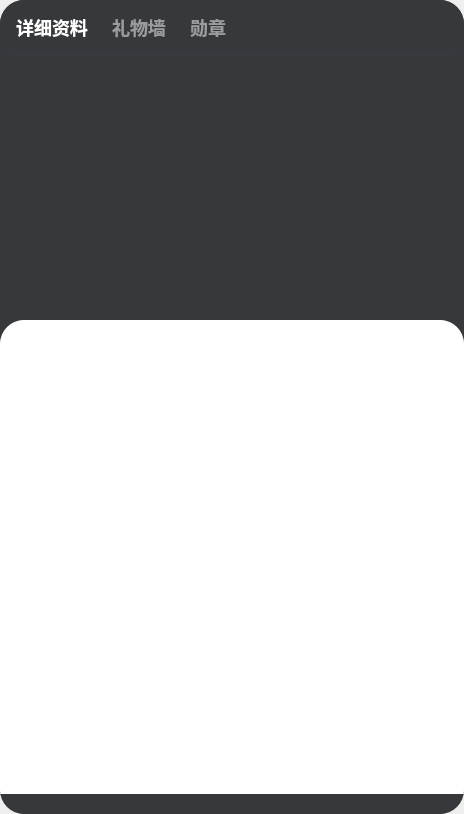
First picture: the form in UI/UserinfoPage.ui, repository zhaopan06/AudioTool, before the edit.
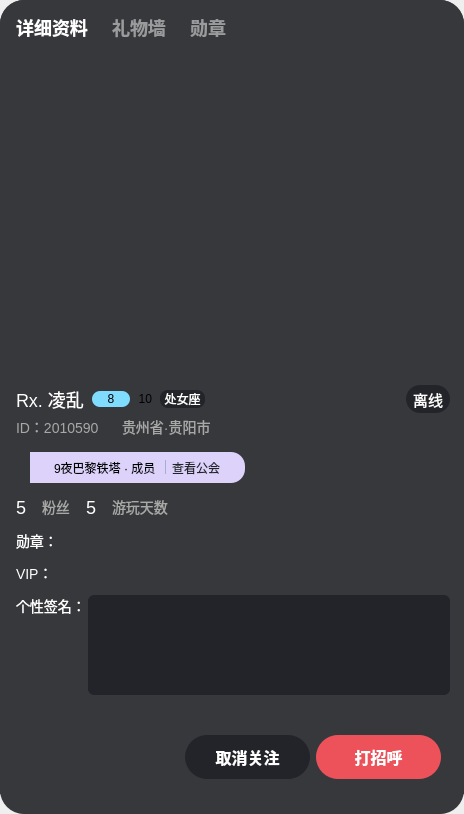
Second picture: the form after the edit. Icons and pictures are not drawn. Custom widgets are drawn as their Qt base class.

Diff of the .ui file:
```diff
--- a/UI/UserinfoPage.ui
+++ b/UI/UserinfoPage.ui
@@ -33,7 +33,8 @@
     <widget class="QWidget" name="widget" native="true">
      <property name="styleSheet">
       <string notr="true">background: #36383B;
-border-radius: 24px 24px 12px 12px;</string>
+border-radius: 24px 24px 12px 12px;
+</string>
      </property>
      <layout class="QVBoxLayout" name="verticalLayout_2">
       <property name="spacing">
@@ -66,12 +67,7 @@
          </size>
         </property>
         <property name="styleSheet">
-         <string notr="true">QWidget#widget_45{
-    border-bottom: 1px solid #383B43;
-
-    }
-
-QPushButton {
+         <string notr="true">QPushButton {
      border:none;
 
 font-family: &quot;微软雅黑&quot;;
@@ -164,6 +160,49 @@
            </property>
           </spacer>
          </item>
+         <item>
+          <widget class="QPushButton" name="closeBtn">
+           <property name="minimumSize">
+            <size>
+             <width>24</width>
+             <height>24</height>
+            </size>
+           </property>
+           <property name="maximumSize">
+            <size>
+             <width>24</width>
+             <height>24</height>
+            </size>
+           </property>
+           <property name="styleSheet">
+            <string notr="true">QPushButton{	
+border:none;
+}
+QPushButton::hover{
+border:none;
+background:#3E3E3E;
+}
+QPushButton::checked {
+border:none;
+}
+
+</string>
+           </property>
+           <property name="text">
+            <string/>
+           </property>
+           <property name="icon">
+            <iconset resource="../res.qrc">
+             <normaloff>:/images/login_close_n.png</normaloff>:/images/login_close_n.png</iconset>
+           </property>
+           <property name="iconSize">
+            <size>
+             <width>28</width>
+             <height>28</height>
+            </size>
+           </property>
+          </widget>
+         </item>
         </layout>
        </widget>
       </item>
@@ -179,8 +218,41 @@
             <height>288</height>
            </rect>
           </property>
+          <property name="minimumSize">
+           <size>
+            <width>464</width>
+            <height>288</height>
+           </size>
+          </property>
+          <layout class="QVBoxLayout" name="verticalLayout_7">
+           <property name="spacing">
+            <number>0</number>
+           </property>
+           <property name="leftMargin">
+            <number>0</number>
+           </property>
+           <property name="topMargin">
+            <number>0</number>
+           </property>
+           <property name="rightMargin">
+            <number>0</number>
+           </property>
+           <property name="bottomMargin">
+            <number>0</number>
+           </property>
+           <item>
+            <widget class="QLabel" name="big_image">
+             <property name="text">
+              <string/>
+             </property>
+             <property name="scaledContents">
+              <bool>true</bool>
+             </property>
+            </widget>
+           </item>
+          </layout>
          </widget>
-         <widget class="QLabel" name="label">
+         <widget class="CRoundLabel" name="image">
           <property name="geometry">
            <rect>
             <x>16</x>
@@ -189,17 +261,23 @@
             <height>100</height>
            </rect>
           </property>
+          <property name="styleSheet">
+           <string notr="true">background: transparent;</string>
+          </property>
           <property name="text">
            <string/>
           </property>
+          <property name="scaledContents">
+           <bool>true</bool>
+          </property>
          </widget>
          <widget class="QWidget" name="widget_3" native="true">
           <property name="geometry">
            <rect>
             <x>0</x>
             <y>264</y>
-            <width>464</width>
-            <height>494</height>
+            <width>466</width>
+            <height>507</height>
            </rect>
           </property>
           <property name="minimumSize">
@@ -209,12 +287,11 @@
            </size>
           </property>
           <property name="styleSheet">
-           <string notr="true">background: #ffffff;
-border-radius: 24px 24px 12px 12px;</string>
+           <string notr="true">border-radius: 24px 24px 12px 12px;</string>
           </property>
           <layout class="QVBoxLayout" name="verticalLayout_3">
            <property name="spacing">
-            <number>0</number>
+            <number>12</number>
            </property>
            <property name="leftMargin">
             <number>16</number>
@@ -242,6 +319,271 @@
                <height>55</height>
               </size>
              </property>
+             <layout class="QVBoxLayout" name="verticalLayout_4">
+              <property name="spacing">
+               <number>0</number>
+              </property>
+              <property name="leftMargin">
+               <number>0</number>
+              </property>
+              <property name="topMargin">
+               <number>0</number>
+              </property>
+              <property name="rightMargin">
+               <number>0</number>
+              </property>
+              <property name="bottomMargin">
+               <number>0</number>
+              </property>
+              <item>
+               <widget class="QWidget" name="widget_11" native="true">
+                <property name="minimumSize">
+                 <size>
+                  <width>0</width>
+                  <height>28</height>
+                 </size>
+                </property>
+                <property name="maximumSize">
+                 <size>
+                  <width>16777215</width>
+                  <height>28</height>
+                 </size>
+                </property>
+                <layout class="QHBoxLayout" name="horizontalLayout">
+                 <property name="spacing">
+                  <number>8</number>
+                 </property>
+                 <property name="leftMargin">
+                  <number>0</number>
+                 </property>
+                 <property name="topMargin">
+                  <number>0</number>
+                 </property>
+                 <property name="rightMargin">
+                  <number>0</number>
+                 </property>
+                 <property name="bottomMargin">
+                  <number>0</number>
+                 </property>
+                 <item>
+                  <widget class="QLabel" name="name">
+                   <property name="styleSheet">
+                    <string notr="true">font-size: 18px;
+color: #FFFFFF;</string>
+                   </property>
+                   <property name="text">
+                    <string>Rx. 凌乱</string>
+                   </property>
+                  </widget>
+                 </item>
+                 <item>
+                  <widget class="QPushButton" name="age">
+                   <property name="sizePolicy">
+                    <sizepolicy hsizetype="Minimum" vsizetype="Maximum">
+                     <horstretch>0</horstretch>
+                     <verstretch>0</verstretch>
+                    </sizepolicy>
+                   </property>
+                   <property name="minimumSize">
+                    <size>
+                     <width>38</width>
+                     <height>16</height>
+                    </size>
+                   </property>
+                   <property name="maximumSize">
+                    <size>
+                     <width>38</width>
+                     <height>16</height>
+                    </size>
+                   </property>
+                   <property name="styleSheet">
+                    <string notr="true">background: rgba(128, 220, 255, 1);
+border-radius: 8px;</string>
+                   </property>
+                   <property name="text">
+                    <string>8</string>
+                   </property>
+                   <property name="icon">
+                    <iconset resource="../res.qrc">
+                     <normaloff>:/images/live_people_man.png</normaloff>:/images/live_people_man.png</iconset>
+                   </property>
+                   <property name="iconSize">
+                    <size>
+                     <width>12</width>
+                     <height>13</height>
+                    </size>
+                   </property>
+                  </widget>
+                 </item>
+                 <item>
+                  <widget class="QLabel" name="userLevel">
+                   <property name="text">
+                    <string>10</string>
+                   </property>
+                   <property name="alignment">
+                    <set>Qt::AlignRight|Qt::AlignTrailing|Qt::AlignVCenter</set>
+                   </property>
+                  </widget>
+                 </item>
+                 <item>
+                  <widget class="QLabel" name="constellation">
+                   <property name="minimumSize">
+                    <size>
+                     <width>45</width>
+                     <height>18</height>
+                    </size>
+                   </property>
+                   <property name="maximumSize">
+                    <size>
+                     <width>46</width>
+                     <height>18</height>
+                    </size>
+                   </property>
+                   <property name="font">
+                    <font>
+                     <family>Microsoft YaHei</family>
+                     <pointsize>9</pointsize>
+                    </font>
+                   </property>
+                   <property name="styleSheet">
+                    <string notr="true">background: #222429;
+border-radius: 8px;
+color: #FFFFFF;</string>
+                   </property>
+                   <property name="text">
+                    <string>处女座</string>
+                   </property>
+                   <property name="alignment">
+                    <set>Qt::AlignCenter</set>
+                   </property>
+                  </widget>
+                 </item>
+                 <item>
+                  <spacer name="horizontalSpacer">
+                   <property name="orientation">
+                    <enum>Qt::Horizontal</enum>
+                   </property>
+                   <property name="sizeHint" stdset="0">
+                    <size>
+                     <width>184</width>
+                     <height>20</height>
+                    </size>
+                   </property>
+                  </spacer>
+                 </item>
+                 <item>
+                  <widget class="QLabel" name="label_4">
+                   <property name="minimumSize">
+                    <size>
+                     <width>44</width>
+                     <height>28</height>
+                    </size>
+                   </property>
+                   <property name="maximumSize">
+                    <size>
+                     <width>44</width>
+                     <height>28</height>
+                    </size>
+                   </property>
+                   <property name="font">
+                    <font>
+                     <family>Microsoft YaHei</family>
+                     <pointsize>11</pointsize>
+                    </font>
+                   </property>
+                   <property name="styleSheet">
+                    <string notr="true">background: #222429;
+border-radius: 14px;
+color: #FFFFFF;</string>
+                   </property>
+                   <property name="text">
+                    <string>离线</string>
+                   </property>
+                   <property name="alignment">
+                    <set>Qt::AlignCenter</set>
+                   </property>
+                  </widget>
+                 </item>
+                </layout>
+               </widget>
+              </item>
+              <item>
+               <widget class="QWidget" name="widget_12" native="true">
+                <layout class="QHBoxLayout" name="horizontalLayout_2">
+                 <property name="spacing">
+                  <number>8</number>
+                 </property>
+                 <property name="leftMargin">
+                  <number>0</number>
+                 </property>
+                 <property name="topMargin">
+                  <number>0</number>
+                 </property>
+                 <property name="rightMargin">
+                  <number>0</number>
+                 </property>
+                 <property name="bottomMargin">
+                  <number>0</number>
+                 </property>
+                 <item>
+                  <widget class="QLabel" name="userId">
+                   <property name="styleSheet">
+                    <string notr="true">font-size: 14px;
+color: #A8A8A7;</string>
+                   </property>
+                   <property name="text">
+                    <string>ID：2010590</string>
+                   </property>
+                  </widget>
+                 </item>
+                 <item>
+                  <widget class="QLabel" name="label_5">
+                   <property name="maximumSize">
+                    <size>
+                     <width>16</width>
+                     <height>16</height>
+                    </size>
+                   </property>
+                   <property name="text">
+                    <string/>
+                   </property>
+                   <property name="pixmap">
+                    <pixmap resource="../res.qrc">:/images/copy_n.png</pixmap>
+                   </property>
+                   <property name="scaledContents">
+                    <bool>true</bool>
+                   </property>
+                  </widget>
+                 </item>
+                 <item>
+                  <widget class="QLabel" name="location">
+                   <property name="styleSheet">
+                    <string notr="true">font-size: 14px;
+color: #A8A8A7;
+text-align: left;</string>
+                   </property>
+                   <property name="text">
+                    <string>贵州省·贵阳市</string>
+                   </property>
+                  </widget>
+                 </item>
+                 <item>
+                  <spacer name="horizontalSpacer_2">
+                   <property name="orientation">
+                    <enum>Qt::Horizontal</enum>
+                   </property>
+                   <property name="sizeHint" stdset="0">
+                    <size>
+                     <width>219</width>
+                     <height>20</height>
+                    </size>
+                   </property>
+                  </spacer>
+                 </item>
+                </layout>
+               </widget>
+              </item>
+             </layout>
             </widget>
            </item>
            <item>
@@ -258,6 +600,196 @@
                <height>31</height>
               </size>
              </property>
+             <layout class="QHBoxLayout" name="horizontalLayout_3">
+              <property name="spacing">
+               <number>0</number>
+              </property>
+              <property name="leftMargin">
+               <number>0</number>
+              </property>
+              <property name="topMargin">
+               <number>0</number>
+              </property>
+              <property name="rightMargin">
+               <number>0</number>
+              </property>
+              <property name="bottomMargin">
+               <number>0</number>
+              </property>
+              <item>
+               <widget class="QWidget" name="widget_13" native="true">
+                <property name="minimumSize">
+                 <size>
+                  <width>28</width>
+                  <height>31</height>
+                 </size>
+                </property>
+                <property name="maximumSize">
+                 <size>
+                  <width>28</width>
+                  <height>31</height>
+                 </size>
+                </property>
+                <widget class="QLabel" name="label_7">
+                 <property name="geometry">
+                  <rect>
+                   <x>0</x>
+                   <y>0</y>
+                   <width>28</width>
+                   <height>31</height>
+                  </rect>
+                 </property>
+                 <property name="styleSheet">
+                  <string notr="true">background: transparent;</string>
+                 </property>
+                 <property name="text">
+                  <string/>
+                 </property>
+                 <property name="pixmap">
+                  <pixmap resource="../res.qrc">:/images/icon_公会.png</pixmap>
+                 </property>
+                </widget>
+                <widget class="QLabel" name="label_8">
+                 <property name="geometry">
+                  <rect>
+                   <x>14</x>
+                   <y>0</y>
+                   <width>14</width>
+                   <height>31</height>
+                  </rect>
+                 </property>
+                 <property name="styleSheet">
+                  <string notr="true">background: #DCD2FA;</string>
+                 </property>
+                 <property name="text">
+                  <string/>
+                 </property>
+                </widget>
+                <zorder>label_8</zorder>
+                <zorder>label_7</zorder>
+               </widget>
+              </item>
+              <item>
+               <widget class="QWidget" name="widget_14" native="true">
+                <property name="minimumSize">
+                 <size>
+                  <width>100</width>
+                  <height>0</height>
+                 </size>
+                </property>
+                <property name="styleSheet">
+                 <string notr="true">background: #DCD2FA;
+border-top-left-radius: 0px;
+border-top-right-radius: 14px;
+border-bottom-right-radius: 14px;
+border-bottom-left-radius: 0px;</string>
+                </property>
+                <layout class="QHBoxLayout" name="horizontalLayout_4">
+                 <property name="spacing">
+                  <number>6</number>
+                 </property>
+                 <property name="leftMargin">
+                  <number>10</number>
+                 </property>
+                 <property name="topMargin">
+                  <number>0</number>
+                 </property>
+                 <property name="rightMargin">
+                  <number>2</number>
+                 </property>
+                 <property name="bottomMargin">
+                  <number>0</number>
+                 </property>
+                 <item>
+                  <widget class="QLabel" name="label_9">
+                   <property name="text">
+                    <string>9夜巴黎铁塔 · 成员 </string>
+                   </property>
+                  </widget>
+                 </item>
+                 <item>
+                  <widget class="Line" name="line">
+                   <property name="minimumSize">
+                    <size>
+                     <width>1</width>
+                     <height>0</height>
+                    </size>
+                   </property>
+                   <property name="maximumSize">
+                    <size>
+                     <width>1</width>
+                     <height>14</height>
+                    </size>
+                   </property>
+                   <property name="styleSheet">
+                    <string notr="true">background: rgba(163, 176, 212, 1);</string>
+                   </property>
+                   <property name="orientation">
+                    <enum>Qt::Vertical</enum>
+                   </property>
+                  </widget>
+                 </item>
+                 <item>
+                  <widget class="QLabel" name="label_10">
+                   <property name="styleSheet">
+                    <string notr="true">font-size: 12px;
+color: #222429;
+text-align: left;</string>
+                   </property>
+                   <property name="text">
+                    <string>查看公会</string>
+                   </property>
+                  </widget>
+                 </item>
+                 <item>
+                  <widget class="QPushButton" name="pushButton">
+                   <property name="minimumSize">
+                    <size>
+                     <width>17</width>
+                     <height>17</height>
+                    </size>
+                   </property>
+                   <property name="maximumSize">
+                    <size>
+                     <width>17</width>
+                     <height>17</height>
+                    </size>
+                   </property>
+                   <property name="styleSheet">
+                    <string notr="true"/>
+                   </property>
+                   <property name="text">
+                    <string/>
+                   </property>
+                   <property name="icon">
+                    <iconset resource="../res.qrc">
+                     <normaloff>:/images/icon_go.png</normaloff>:/images/icon_go.png</iconset>
+                   </property>
+                   <property name="iconSize">
+                    <size>
+                     <width>17</width>
+                     <height>17</height>
+                    </size>
+                   </property>
+                  </widget>
+                 </item>
+                </layout>
+               </widget>
+              </item>
+              <item>
+               <spacer name="horizontalSpacer_3">
+                <property name="orientation">
+                 <enum>Qt::Horizontal</enum>
+                </property>
+                <property name="sizeHint" stdset="0">
+                 <size>
+                  <width>202</width>
+                  <height>20</height>
+                 </size>
+                </property>
+               </spacer>
+              </item>
+             </layout>
             </widget>
            </item>
            <item>
@@ -274,6 +806,100 @@
                <height>24</height>
               </size>
              </property>
+             <layout class="QHBoxLayout" name="horizontalLayout_5">
+              <property name="spacing">
+               <number>16</number>
+              </property>
+              <property name="leftMargin">
+               <number>0</number>
+              </property>
+              <property name="topMargin">
+               <number>0</number>
+              </property>
+              <property name="rightMargin">
+               <number>0</number>
+              </property>
+              <property name="bottomMargin">
+               <number>0</number>
+              </property>
+              <item>
+               <layout class="QHBoxLayout" name="horizontalLayout_6">
+                <property name="leftMargin">
+                 <number>0</number>
+                </property>
+                <property name="rightMargin">
+                 <number>0</number>
+                </property>
+                <item>
+                 <widget class="QLabel" name="fansNum">
+                  <property name="styleSheet">
+                   <string notr="true">font-size: 18px;
+color: #FFFFFF;</string>
+                  </property>
+                  <property name="text">
+                   <string>5</string>
+                  </property>
+                 </widget>
+                </item>
+                <item>
+                 <widget class="QLabel" name="label_11">
+                  <property name="styleSheet">
+                   <string notr="true">color: rgba(168, 168, 167, 1);
+font-size: 14px;</string>
+                  </property>
+                  <property name="text">
+                   <string>粉丝</string>
+                  </property>
+                 </widget>
+                </item>
+               </layout>
+              </item>
+              <item>
+               <layout class="QHBoxLayout" name="horizontalLayout_7">
+                <property name="leftMargin">
+                 <number>0</number>
+                </property>
+                <property name="rightMargin">
+                 <number>0</number>
+                </property>
+                <item>
+                 <widget class="QLabel" name="playDayNum">
+                  <property name="styleSheet">
+                   <string notr="true">font-size: 18px;
+color: #FFFFFF;</string>
+                  </property>
+                  <property name="text">
+                   <string>5</string>
+                  </property>
+                 </widget>
+                </item>
+                <item>
+                 <widget class="QLabel" name="label_16">
+                  <property name="styleSheet">
+                   <string notr="true">color: rgba(168, 168, 167, 1);
+font-size: 14px;</string>
+                  </property>
+                  <property name="text">
+                   <string>游玩天数</string>
+                  </property>
+                 </widget>
+                </item>
+               </layout>
+              </item>
+              <item>
+               <spacer name="horizontalSpacer_4">
+                <property name="orientation">
+                 <enum>Qt::Horizontal</enum>
+                </property>
+                <property name="sizeHint" stdset="0">
+                 <size>
+                  <width>277</width>
+                  <height>20</height>
+                 </size>
+                </property>
+               </spacer>
+              </item>
+             </layout>
             </widget>
            </item>
            <item>
@@ -290,6 +916,66 @@
                <height>20</height>
               </size>
              </property>
+             <layout class="QHBoxLayout" name="horizontalLayout_8">
+              <property name="spacing">
+               <number>0</number>
+              </property>
+              <property name="leftMargin">
+               <number>0</number>
+              </property>
+              <property name="topMargin">
+               <number>0</number>
+              </property>
+              <property name="rightMargin">
+               <number>0</number>
+              </property>
+              <property name="bottomMargin">
+               <number>0</number>
+              </property>
+              <item>
+               <widget class="QLabel" name="label_12">
+                <property name="styleSheet">
+                 <string notr="true">font-size: 14px;
+color: #FFFFFF;</string>
+                </property>
+                <property name="text">
+                 <string>勋章：</string>
+                </property>
+               </widget>
+              </item>
+              <item>
+               <widget class="QLabel" name="label_14">
+                <property name="minimumSize">
+                 <size>
+                  <width>65</width>
+                  <height>18</height>
+                 </size>
+                </property>
+                <property name="maximumSize">
+                 <size>
+                  <width>65</width>
+                  <height>18</height>
+                 </size>
+                </property>
+                <property name="text">
+                 <string/>
+                </property>
+               </widget>
+              </item>
+              <item>
+               <spacer name="horizontalSpacer_5">
+                <property name="orientation">
+                 <enum>Qt::Horizontal</enum>
+                </property>
+                <property name="sizeHint" stdset="0">
+                 <size>
+                  <width>324</width>
+                  <height>17</height>
+                 </size>
+                </property>
+               </spacer>
+              </item>
+             </layout>
             </widget>
            </item>
            <item>
@@ -306,6 +992,66 @@
                <height>20</height>
               </size>
              </property>
+             <layout class="QHBoxLayout" name="horizontalLayout_9">
+              <property name="spacing">
+               <number>0</number>
+              </property>
+              <property name="leftMargin">
+               <number>0</number>
+              </property>
+              <property name="topMargin">
+               <number>0</number>
+              </property>
+              <property name="rightMargin">
+               <number>0</number>
+              </property>
+              <property name="bottomMargin">
+               <number>0</number>
+              </property>
+              <item>
+               <widget class="QLabel" name="label_17">
+                <property name="styleSheet">
+                 <string notr="true">font-size: 14px;
+color: #FFFFFF;</string>
+                </property>
+                <property name="text">
+                 <string>VIP：</string>
+                </property>
+               </widget>
+              </item>
+              <item>
+               <widget class="QLabel" name="label_18">
+                <property name="minimumSize">
+                 <size>
+                  <width>55</width>
+                  <height>18</height>
+                 </size>
+                </property>
+                <property name="maximumSize">
+                 <size>
+                  <width>55</width>
+                  <height>18</height>
+                 </size>
+                </property>
+                <property name="text">
+                 <string/>
+                </property>
+               </widget>
+              </item>
+              <item>
+               <spacer name="horizontalSpacer_6">
+                <property name="orientation">
+                 <enum>Qt::Horizontal</enum>
+                </property>
+                <property name="sizeHint" stdset="0">
+                 <size>
+                  <width>340</width>
+                  <height>17</height>
+                 </size>
+                </property>
+               </spacer>
+              </item>
+             </layout>
             </widget>
            </item>
            <item>
@@ -322,6 +1068,103 @@
                <height>100</height>
               </size>
              </property>
+             <layout class="QHBoxLayout" name="horizontalLayout_10">
+              <property name="spacing">
+               <number>0</number>
+              </property>
+              <property name="leftMargin">
+               <number>0</number>
+              </property>
+              <property name="topMargin">
+               <number>0</number>
+              </property>
+              <property name="rightMargin">
+               <number>0</number>
+              </property>
+              <property name="bottomMargin">
+               <number>0</number>
+              </property>
+              <item>
+               <layout class="QVBoxLayout" name="verticalLayout_5">
+                <item>
+                 <widget class="QLabel" name="label_19">
+                  <property name="styleSheet">
+                   <string notr="true">font-size: 14px;
+color: #FFFFFF;</string>
+                  </property>
+                  <property name="text">
+                   <string>个性签名：</string>
+                  </property>
+                 </widget>
+                </item>
+                <item>
+                 <spacer name="verticalSpacer">
+                  <property name="orientation">
+                   <enum>Qt::Vertical</enum>
+                  </property>
+                  <property name="sizeHint" stdset="0">
+                   <size>
+                    <width>20</width>
+                    <height>40</height>
+                   </size>
+                  </property>
+                 </spacer>
+                </item>
+               </layout>
+              </item>
+              <item>
+               <widget class="QWidget" name="widget_15" native="true">
+                <property name="minimumSize">
+                 <size>
+                  <width>362</width>
+                  <height>100</height>
+                 </size>
+                </property>
+                <property name="styleSheet">
+                 <string notr="true">background: #222429;
+border-radius: 6px;</string>
+                </property>
+                <layout class="QVBoxLayout" name="verticalLayout_6">
+                 <property name="spacing">
+                  <number>0</number>
+                 </property>
+                 <property name="leftMargin">
+                  <number>12</number>
+                 </property>
+                 <property name="topMargin">
+                  <number>8</number>
+                 </property>
+                 <property name="rightMargin">
+                  <number>12</number>
+                 </property>
+                 <property name="bottomMargin">
+                  <number>8</number>
+                 </property>
+                 <item>
+                  <widget class="QLabel" name="intro">
+                   <property name="styleSheet">
+                    <string notr="true">font-weight: 500;
+font-size: 14px;
+color: #FFFFFF;
+line-height: 20px;
+text-align: left;
+font-style: normal;</string>
+                   </property>
+                   <property name="text">
+                    <string/>
+                   </property>
+                   <property name="alignment">
+                    <set>Qt::AlignLeading|Qt::AlignLeft|Qt::AlignTop</set>
+                   </property>
+                   <property name="wordWrap">
+                    <bool>true</bool>
+                   </property>
+                  </widget>
+                 </item>
+                </layout>
+               </widget>
+              </item>
+             </layout>
             </widget>
            </item>
            <item>
@@ -338,10 +1181,94 @@
                <height>100</height>
               </size>
              </property>
+             <layout class="QHBoxLayout" name="horizontalLayout_11">
+              <item>
+               <spacer name="horizontalSpacer_7">
+                <property name="orientation">
+                 <enum>Qt::Horizontal</enum>
+                </property>
+                <property name="sizeHint" stdset="0">
+                 <size>
+                  <width>151</width>
+                  <height>20</height>
+                 </size>
+                </property>
+               </spacer>
+              </item>
+              <item>
+               <widget class="QPushButton" name="Attention">
+                <property name="minimumSize">
+                 <size>
+                  <width>125</width>
+                  <height>44</height>
+                 </size>
+                </property>
+                <property name="styleSheet">
+                 <string notr="true">background: #222429;
+border-radius: 22px;
+font-weight: 500;
+font-size: 16px;
+color: #FFFFFF;
+line-height: 22px;
+text-align: center;
+font-style: normal;</string>
+                </property>
+                <property name="text">
+                 <string>取消关注</string>
+                </property>
+                <property name="icon">
+                 <iconset resource="../res.qrc">
+                  <normaloff>:/images/icon_取消关注.png</normaloff>:/images/icon_取消关注.png</iconset>
+                </property>
+                <property name="iconSize">
+                 <size>
+                  <width>24</width>
+                  <height>25</height>
+                 </size>
+                </property>
+               </widget>
+              </item>
+              <item>
+               <widget class="QPushButton" name="pushButton_3">
+                <property name="minimumSize">
+                 <size>
+                  <width>125</width>
+                  <height>44</height>
+                 </size>
+                </property>
+                <property name="styleSheet">
+                 <string notr="true">background: #ED525A;
+border-radius: 22px;
+font-weight: 500;
+font-size: 16px;
+color: #FFFFFF;
+line-height: 22px;
+text-align: center;
+font-style: normal;</string>
+                </property>
+                <property name="text">
+                 <string>打招呼</string>
+                </property>
+                <property name="icon">
+                 <iconset resource="../res.qrc">
+                  <normaloff>:/images/HI.png</normaloff>:/images/HI.png</iconset>
+                </property>
+                <property name="iconSize">
+                 <size>
+                  <width>24</width>
+                  <height>23</height>
+                 </size>
+                </property>
+               </widget>
+              </item>
+             </layout>
             </widget>
            </item>
           </layout>
          </widget>
+         <zorder>widget_2</zorder>
+         <zorder>widget_3</zorder>
+         <zorder>image</zorder>
         </widget>
         <widget class="QWidget" name="page_2"/>
        </widget>
@@ -351,7 +1278,16 @@
    </item>
   </layout>
  </widget>
- <resources/>
+ <customwidgets>
+  <customwidget>
+   <class>CRoundLabel</class>
+   <extends>QLabel</extends>
+   <header location="global">CRoundLabel.h</header>
+  </customwidget>
+ </customwidgets>
+ <resources>
+  <include location="../res.qrc"/>
+ </resources>
  <connections/>
  <buttongroups>
   <buttongroup name="buttonGroup"/>
```
